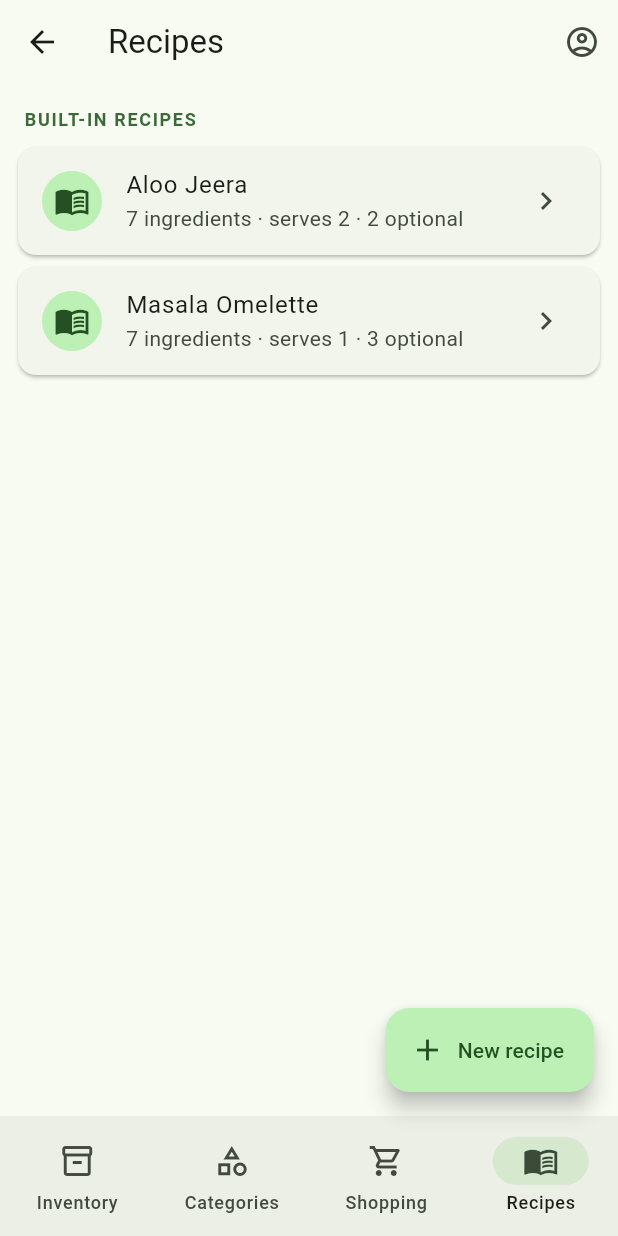
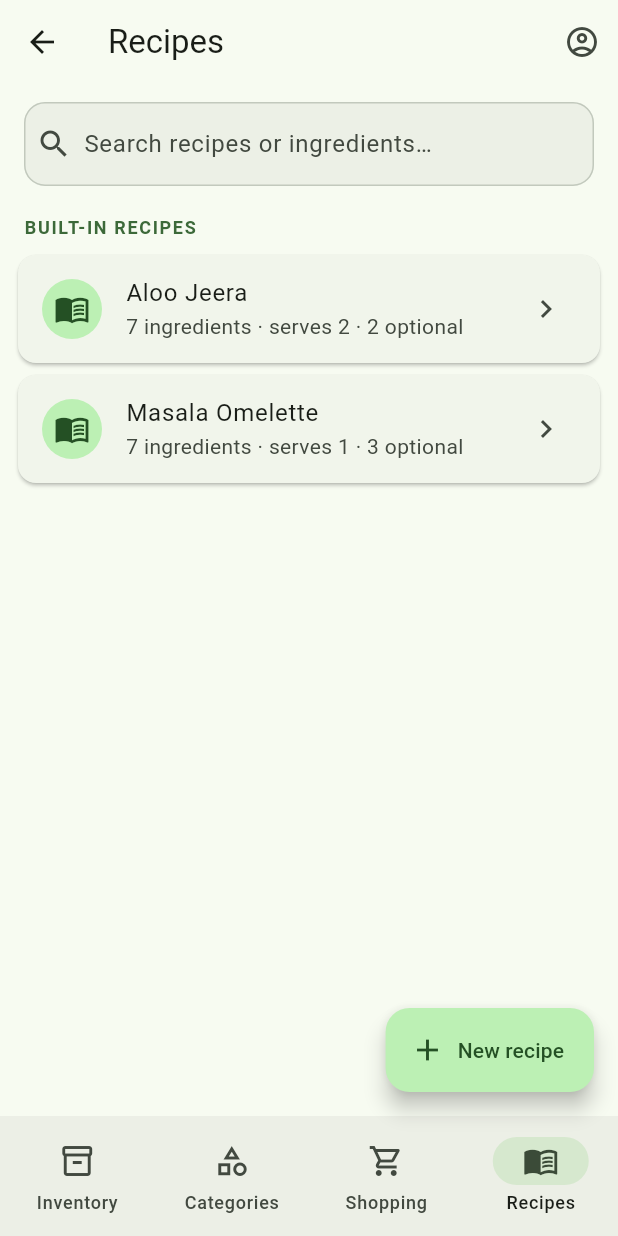
Before and after one commit to blbhargav/stock-home, a Flutter app: the HomeScreen screen opened directly, item 4 of the bottom bar chosen, on a phone screen of 412 x 824 dp. Run offline on Flutter 3.47's test engine with Material 3 defaults, Android fonts, the phone set to English and light mode, and no system bars; our stand-ins replace cloud_firestore, firebase_auth, firebase_core, firebase_storage, flutter_local_notifications, image_picker and 6 more; missing offline and left inert: mobile_scanner; accounts and stored records are empty; project files that could hold a hidden picture were left out.

Commit message:
Add search to the recipes list
A SearchBar at the top of the Recipes tab filters recipes by name or any
ingredient name (case-insensitive). Empty sections hide, a clear button
resets, and an empty-state message shows when nothing matches. Matches the
inventory search bar's styling.

```diff
--- a/lib/screens/recipes_screen.dart
+++ b/lib/screens/recipes_screen.dart
@@ -13,26 +13,104 @@ void openNewRecipe(BuildContext context) {
 }
 
 /// The scrollable list of recipes, without a scaffold, so it can be embedded
-/// as a tab inside the home screen.
-class RecipesBody extends StatelessWidget {
+/// as a tab inside the home screen. Includes a search box that filters by
+/// recipe name or any ingredient name.
+class RecipesBody extends StatefulWidget {
   const RecipesBody({super.key});
 
   @override
+  State<RecipesBody> createState() => _RecipesBodyState();
+}
+
+class _RecipesBodyState extends State<RecipesBody> {
+  final _searchCtrl = TextEditingController();
+  String _query = '';
+
+  @override
+  void dispose() {
+    _searchCtrl.dispose();
+    super.dispose();
+  }
+
+  /// A recipe matches when the query appears in its name or any ingredient name.
+  bool _matches(Recipe r, String q) {
+    if (q.isEmpty) return true;
+    if (r.name.toLowerCase().contains(q)) return true;
+    return r.ingredients.any((i) => i.name.toLowerCase().contains(q));
+  }
+
+  @override
   Widget build(BuildContext context) {
+    final scheme = Theme.of(context).colorScheme;
+
     return Consumer<RecipeProvider>(
       builder: (context, provider, _) {
-        final builtIn = provider.builtInRecipes;
-        final user = provider.userRecipes;
+        final q = _query.trim().toLowerCase();
+        final user = provider.userRecipes.where((r) => _matches(r, q)).toList();
+        final builtIn = provider.builtInRecipes
+            .where((r) => _matches(r, q))
+            .toList();
+        final noResults = q.isNotEmpty && user.isEmpty && builtIn.isEmpty;
 
-        return ListView(
+        return Column(
+          children: [
+            Padding(
+              padding: const EdgeInsets.fromLTRB(16, 12, 16, 4),
+              child: SearchBar(
+                controller: _searchCtrl,
+                hintText: 'Search recipes or ingredients…',
+                leading: Icon(Icons.search, color: scheme.onSurfaceVariant),
+                trailing: [
+                  if (_query.isNotEmpty)
+                    IconButton(
+                      tooltip: 'Clear search',
+                      icon: const Icon(Icons.close),
+                      onPressed: () {
+                        _searchCtrl.clear();
+                        setState(() => _query = '');
+                      },
+                    ),
+                ],
+                onChanged: (v) => setState(() => _query = v),
+                elevation: const WidgetStatePropertyAll(0),
+                backgroundColor: WidgetStatePropertyAll(
+                  scheme.surfaceContainerHighest.withValues(alpha: 0.5),
+                ),
+                shape: WidgetStatePropertyAll(
+                  RoundedRectangleBorder(
+                    borderRadius: BorderRadius.circular(14),
+                    side: BorderSide(color: scheme.outlineVariant),
+                  ),
+                ),
+              ),
+            ),
+            Expanded(
+              child: noResults
+                  ? Center(
+                      child: Padding(
+                        padding: const EdgeInsets.all(32),
+                        child: Text(
+                          'No recipes match "$_query".',
+                          textAlign: TextAlign.center,
+                          style: Theme.of(context).textTheme.bodyMedium
+                              ?.copyWith(color: scheme.onSurfaceVariant),
+                        ),
+                      ),
+                    )
+                  : ListView(
                       padding: const EdgeInsets.only(bottom: 96),
                       children: [
                         if (user.isNotEmpty) ...[
                           const _SectionLabel('Your recipes'),
                           for (final r in user) _RecipeCard(recipe: r),
                         ],
+                        if (builtIn.isNotEmpty) ...[
                           const _SectionLabel('Built-in recipes'),
                           for (final r in builtIn) _RecipeCard(recipe: r),
+                        ],
+                      ],
+                    ),
+            ),
           ],
         );
       },
```
Lines whose indentation alone changed are shown as unchanged.
